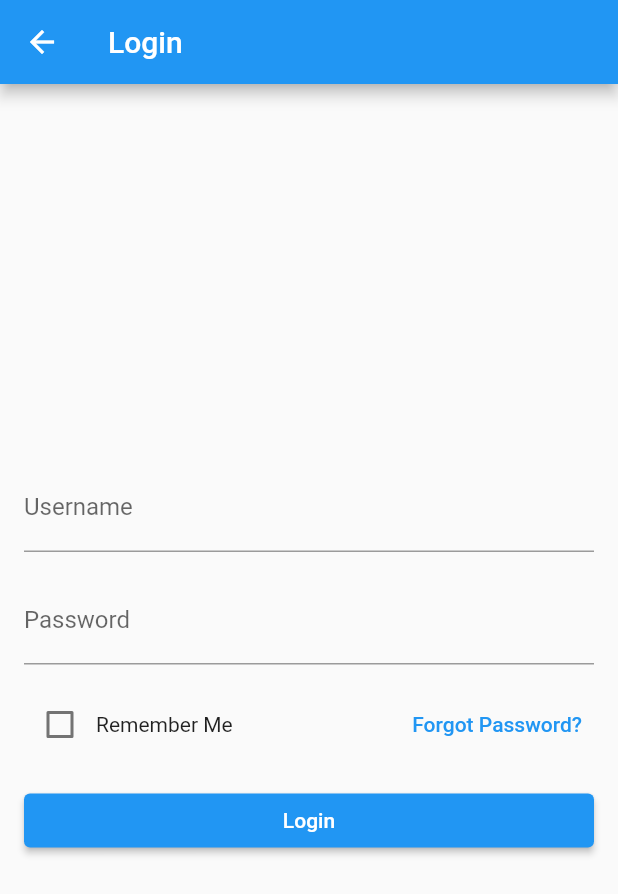
After one commit to Xristos3/fitness_forge, a Flutter app: the LoginScreen screen opened directly, on a phone screen of 412 x 824 dp. The commit adds this screen. Shown: the top 894 px of the screen. Run offline on Flutter 3.47's test engine with Material 2 defaults, Android fonts, the phone set to English and light mode, and no system bars; our stand-ins replace table_calendar.

Commit message:
new screens added

```diff
--- a/lib/ui/screen/home_screen.dart
+++ b/lib/ui/screen/home_screen.dart
@@ -3,7 +3,7 @@ import 'package:fitness_forge/ui/screen/chat_screen.dart';
 import 'package:fitness_forge/ui/screen/extra_screen.dart';
 import 'package:fitness_forge/ui/screen/profile_screen.dart';
 import 'package:fitness_forge/ui/screen/settings_screen.dart';
-import 'package:fitness_forge/ui/screen/workout_screen.dart';
+import 'package:fitness_forge/ui/screen/workout_screen_easy.dart';
 import 'package:flutter/material.dart';
 
 class BottomNavigationScreen extends StatefulWidget {
@@ -15,7 +15,7 @@ class _BottomNavigationScreenState extends State<BottomNavigationScreen> {
   int _currentIndex = 0;
 
   final List<Widget> _screens = [
-    WorkoutScreen(),
+    WorkoutScreenEasy(),
     ProfileScreen(),
     CalendarScreen(),
     ChatScreen(),
--- /dev/null
+++ b/lib/ui/screen/login_screen.dart
@@ -0,0 +1,68 @@
+import 'package:flutter/material.dart';
+
+class LoginScreen extends StatefulWidget {
+  @override
+  _LoginScreenState createState() => _LoginScreenState();
+}
+
+class _LoginScreenState extends State<LoginScreen> {
+  bool rememberMe = false;
+
+  @override
+  Widget build(BuildContext context) {
+    return Scaffold(
+      appBar: AppBar(
+        title: Text('Login'),
+      ),
+      body: Padding(
+        padding: EdgeInsets.all(16.0),
+        child: Column(
+          mainAxisAlignment: MainAxisAlignment.center,
+          crossAxisAlignment: CrossAxisAlignment.stretch,
+          children: [
+            TextField(
+              decoration: InputDecoration(
+                labelText: 'Username',
+              ),
+            ),
+            SizedBox(height: 16.0),
+            TextField(
+              obscureText: true,
+              decoration: InputDecoration(
+                labelText: 'Password',
+              ),
+            ),
+            SizedBox(height: 16.0),
+            Row(
+              children: [
+                Checkbox(
+                  value: rememberMe,
+                  onChanged: (value) {
+                    setState(() {
+                      rememberMe = value!;
+                    });
+                  },
+                ),
+                Text('Remember Me'),
+                Spacer(),
+                TextButton(
+                  onPressed: () {
+                    // Add logic for "Forgot Password" functionality
+                  },
+                  child: Text('Forgot Password?'),
+                ),
+              ],
+            ),
+            SizedBox(height: 16.0),
+            ElevatedButton(
+              onPressed: () {
+                // Add login validation logic here
+              },
+              child: Text('Login'),
+            ),
+          ],
+        ),
+      ),
+    );
+  }
+}
--- a/lib/ui/screen/select_difficulty_screen.dart
+++ b/lib/ui/screen/select_difficulty_screen.dart
@@ -1,5 +1,4 @@
 import 'package:fitness_forge/ui/screen/achievements_screen.dart';
-import 'package:fitness_forge/ui/screen/badges_profile_screen.dart';
 import 'package:flutter/material.dart';
 
 class SelectDifficultyScreen extends StatelessWidget {
--- a/lib/ui/screen/workout_screen.dart
+++ b/lib/ui/screen/workout_screen_easy.dart
@@ -3,7 +3,7 @@ import 'package:fitness_forge/ui/screen/select_difficulty_screen.dart';
 import 'package:flutter/material.dart';
 
 
-class WorkoutScreen extends StatelessWidget {
+class WorkoutScreenEasy extends StatelessWidget {
   @override
   Widget build(BuildContext context) {
     return Scaffold(
```
Also changed, not shown: lib/ui/screen/signin_screen.dart (added, +107 -0 lines), lib/ui/screen/changepassword_screen.dart (added), lib/ui/screen/splash_screen.dart (added).
